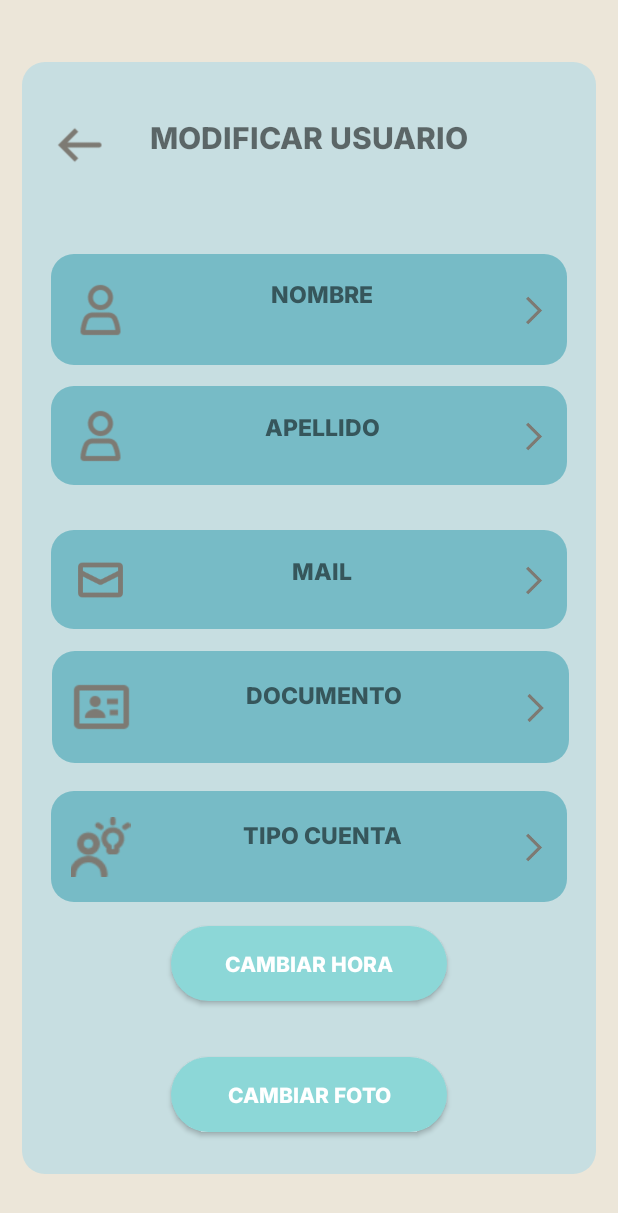
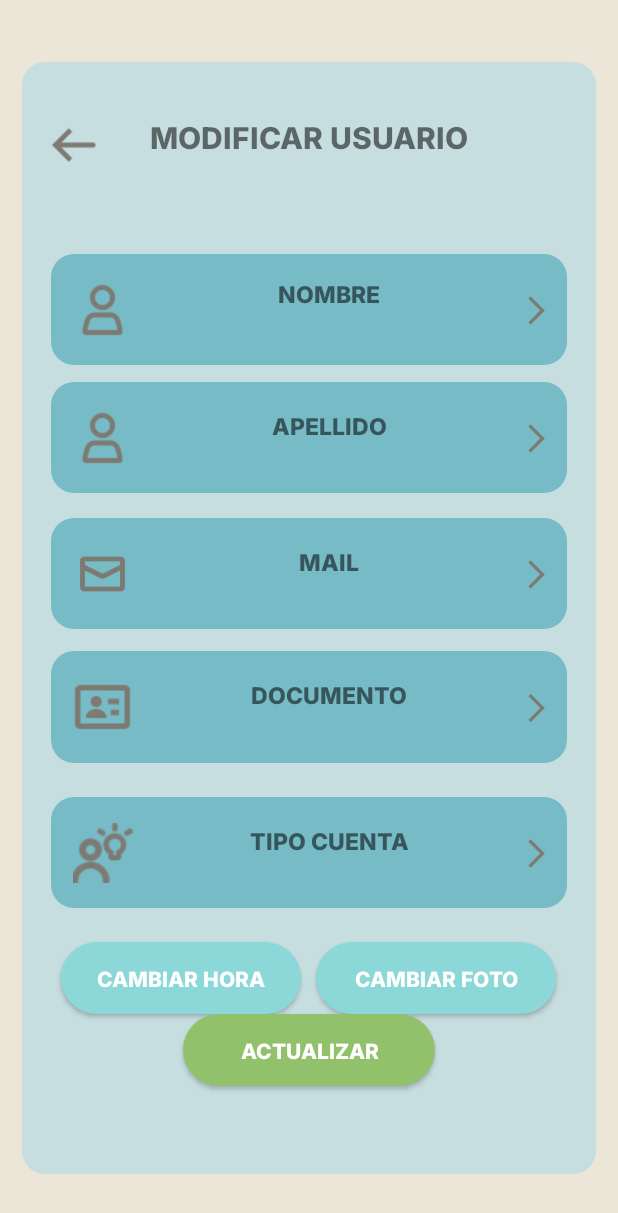
Before and after one commit to Francuster/PPI_RF, an Android app built with Jetpack Compose: the ModificacionUsuarioActivity screen opened directly, with no data from a screen before it, on a phone screen of 412 x 824 dp. Shown: the top 1213 px of the screen. Run offline under Robolectric (Android 15) with nearby library versions, the light colour scheme and no system bars; Roboto replaces fonts that are not available here.

Commit message:
agrego boton "actualizar" fix design responsive

```diff
--- a/app/src/main/java/com/example/myapplication/activity/ModificacionUsuarioActivity.kt
+++ b/app/src/main/java/com/example/myapplication/activity/ModificacionUsuarioActivity.kt
@@ -43,6 +43,7 @@ class ModificacionUsuarioActivity : AppCompatActivity() {
     private lateinit var apellidoTextView: TextView
     private lateinit var mailTextView: TextView
     private lateinit var documentoTextView: TextView
+    private lateinit var rolTextView: TextView
 
     override fun onCreate(savedInstanceState: Bundle?) {
         super.onCreate(savedInstanceState)
@@ -58,7 +59,7 @@ class ModificacionUsuarioActivity : AppCompatActivity() {
         apellidoTextView = findViewById(R.id.apellido_texto)
         mailTextView = findViewById(R.id.mail_texto)
         documentoTextView = findViewById(R.id.documento_texto)
-
+        rolTextView = findViewById(R.id.tipo_cuenta_texto)
     }
 
     fun goToModificacionRol(view: View) {
@@ -90,6 +91,10 @@ class ModificacionUsuarioActivity : AppCompatActivity() {
         startActivityForResult(intent, CAMERA_REQUEST_CODE)
     }
 
+    fun actualizarUsuario() {
+        enviarDatosModificacion() // Llama a enviarDatosModificacion aquí
+    }
+
     override fun onActivityResult(requestCode: Int, resultCode: Int, data: Intent?) {
         super.onActivityResult(requestCode, resultCode, data)
         if (resultCode == RESULT_OK) {
@@ -118,6 +123,7 @@ class ModificacionUsuarioActivity : AppCompatActivity() {
                 }
                 ROLE_REQUEST_CODE -> {
                     rol = data?.getStringExtra("rol_modificado")
+                    rolTextView.text=rol
                     // Actualiza el TextView correspondiente si tienes uno para el rol
                 }
                 HOURS_REQUEST_CODE -> {
@@ -127,7 +133,7 @@ class ModificacionUsuarioActivity : AppCompatActivity() {
                 }
                 CAMERA_REQUEST_CODE -> {
                     imageByteArray = data?.getByteArrayExtra("image")
-                    enviarDatosModificacion() // Llama a enviarDatosModificacion aquí
+                    //enviarDatosModificacion() // Llama a enviarDatosModificacion aquí
                 }
             }
         }
--- a/app/src/main/res/layout/modificacion_usuario.xml
+++ b/app/src/main/res/layout/modificacion_usuario.xml
@@ -36,8 +36,9 @@
             app:layout_constraintBottom_toBottomOf="parent"
             app:layout_constraintEnd_toEndOf="parent"
             app:layout_constraintHeight_percent="0.10"
-            app:layout_constraintHorizontal_bias="0.0"
+            app:layout_constraintHorizontal_bias="0.5"
             app:layout_constraintStart_toEndOf="@+id/imagen_volver"
+            app:layout_constraintStart_toStartOf="parent"
             app:layout_constraintTop_toTopOf="parent"
             app:layout_constraintVertical_bias="0.053"
             app:layout_constraintWidth_percent="0.63"
@@ -53,7 +54,7 @@
 
             app:layout_constraintEnd_toEndOf="parent"
             app:layout_constraintHeight_percent="0.10"
-            app:layout_constraintHorizontal_bias="0.526"
+            app:layout_constraintHorizontal_bias="0.5"
             app:layout_constraintStart_toStartOf="parent"
             app:layout_constraintTop_toTopOf="parent"
             app:layout_constraintVertical_bias="0.589"
@@ -84,17 +85,18 @@
                 android:background="@android:color/transparent"
                 android:fontFamily="@font/inter_extrabold"
 
+                android:onClick="goToModificacionTexto"
+                android:tag="documento"
                 android:text="DOCUMENTO"
                 android:textAlignment="center"
                 android:textColor="#36565B"
                 android:textSize="15sp"
                 android:textStyle="bold"
-                android:onClick="goToModificacionTexto"
-                android:tag="documento"
                 app:layout_constraintBottom_toBottomOf="parent"
                 app:layout_constraintEnd_toEndOf="parent"
+                app:layout_constraintEnd_toStartOf="@+id/imagen_flecha_documento"
                 app:layout_constraintHeight_percent="0.55"
-                app:layout_constraintHorizontal_bias="0.0"
+                app:layout_constraintHorizontal_bias="0.5"
                 app:layout_constraintStart_toEndOf="@+id/imagen_documento"
                 app:layout_constraintTop_toTopOf="parent"
                 app:layout_constraintVertical_bias="0.533"
@@ -109,7 +111,8 @@
 
                 app:layout_constraintBottom_toBottomOf="parent"
                 app:layout_constraintEnd_toEndOf="parent"
-                app:layout_constraintHorizontal_bias="0.007"
+                app:layout_constraintEnd_toStartOf="@+id/documento_texto"
+                app:layout_constraintHorizontal_bias="0.5"
                 app:layout_constraintStart_toStartOf="parent"
                 app:layout_constraintTop_toTopOf="parent"
                 app:layout_constraintVertical_bias="0.5"
@@ -159,17 +162,18 @@
                 android:layout_height="0dp"
                 android:background="@android:color/transparent"
                 android:fontFamily="@font/inter_extrabold"
+                android:onClick="goToModificacionTexto"
+                android:tag="nombre"
                 android:text="NOMBRE"
                 android:textAlignment="center"
                 android:textColor="#36565B"
                 android:textSize="15sp"
                 android:textStyle="bold"
-                android:onClick="goToModificacionTexto"
-                android:tag="nombre"
                 app:layout_constraintBottom_toBottomOf="parent"
                 app:layout_constraintEnd_toEndOf="parent"
+                app:layout_constraintEnd_toStartOf="@+id/imagen_flecha_nombre"
                 app:layout_constraintHeight_percent="0.55"
-                app:layout_constraintHorizontal_bias="0.0"
+                app:layout_constraintHorizontal_bias="0.5"
                 app:layout_constraintStart_toEndOf="@+id/imagen_nombre"
                 app:layout_constraintTop_toTopOf="parent"
                 app:layout_constraintVertical_bias="0.466"
@@ -184,7 +188,8 @@
 
                 app:layout_constraintBottom_toBottomOf="parent"
                 app:layout_constraintEnd_toEndOf="parent"
-                app:layout_constraintHorizontal_bias="0.007"
+                app:layout_constraintEnd_toStartOf="@+id/nombre_texto"
+                app:layout_constraintHorizontal_bias="0.5"
                 app:layout_constraintStart_toStartOf="parent"
                 app:layout_constraintTop_toTopOf="parent"
                 app:layout_constraintVertical_bias="0.5"
@@ -195,8 +200,8 @@
 
         <androidx.constraintlayout.widget.ConstraintLayout
             android:id="@+id/apellido"
-            android:layout_width="344dp"
-            android:layout_height="66dp"
+            android:layout_width="0dp"
+            android:layout_height="0dp"
             android:background="@drawable/rectangulo_alerta"
             android:onClick="goToModificacionTexto"
 
@@ -233,17 +238,18 @@
                 android:layout_height="0dp"
                 android:background="@android:color/transparent"
                 android:fontFamily="@font/inter_extrabold"
+                android:onClick="goToModificacionTexto"
+                android:tag="apellido"
                 android:text="APELLIDO"
                 android:textAlignment="center"
                 android:textColor="#36565B"
                 android:textSize="15sp"
                 android:textStyle="bold"
-                android:onClick="goToModificacionTexto"
-                android:tag="apellido"
                 app:layout_constraintBottom_toBottomOf="parent"
                 app:layout_constraintEnd_toEndOf="parent"
+                app:layout_constraintEnd_toStartOf="@+id/imagen_flecha_apellido"
                 app:layout_constraintHeight_percent="0.55"
-                app:layout_constraintHorizontal_bias="0.0"
+                app:layout_constraintHorizontal_bias="0.5"
                 app:layout_constraintStart_toEndOf="@+id/imagen_apellido"
                 app:layout_constraintTop_toTopOf="parent"
                 app:layout_constraintVertical_bias="0.533"
@@ -258,7 +264,8 @@
 
                 app:layout_constraintBottom_toBottomOf="parent"
                 app:layout_constraintEnd_toEndOf="parent"
-                app:layout_constraintHorizontal_bias="0.007"
+                app:layout_constraintEnd_toStartOf="@+id/apellido_texto"
+                app:layout_constraintHorizontal_bias="0.5"
                 app:layout_constraintStart_toStartOf="parent"
                 app:layout_constraintTop_toTopOf="parent"
                 app:layout_constraintVertical_bias="0.5"
@@ -269,8 +276,8 @@
 
         <androidx.constraintlayout.widget.ConstraintLayout
             android:id="@+id/email"
-            android:layout_width="344dp"
-            android:layout_height="66dp"
+            android:layout_width="0dp"
+            android:layout_height="0dp"
             android:background="@drawable/rectangulo_alerta"
             android:onClick="goToModificacionTexto"
 
@@ -307,17 +314,18 @@
                 android:layout_height="0dp"
                 android:background="@android:color/transparent"
                 android:fontFamily="@font/inter_extrabold"
+                android:onClick="goToModificacionTexto"
+                android:tag="mail"
                 android:text="MAIL"
                 android:textAlignment="center"
                 android:textColor="#36565B"
                 android:textSize="15sp"
                 android:textStyle="bold"
-                android:onClick="goToModificacionTexto"
-                android:tag="mail"
                 app:layout_constraintBottom_toBottomOf="parent"
                 app:layout_constraintEnd_toEndOf="parent"
+                app:layout_constraintEnd_toStartOf="@+id/imagen_flecha_mail"
                 app:layout_constraintHeight_percent="0.55"
-                app:layout_constraintHorizontal_bias="0.0"
+                app:layout_constraintHorizontal_bias="0.5"
                 app:layout_constraintStart_toEndOf="@+id/imagen_mail"
                 app:layout_constraintTop_toTopOf="parent"
                 app:layout_constraintVertical_bias="0.533"
@@ -332,7 +340,8 @@
 
                 app:layout_constraintBottom_toBottomOf="parent"
                 app:layout_constraintEnd_toEndOf="parent"
-                app:layout_constraintHorizontal_bias="0.007"
+                app:layout_constraintEnd_toStartOf="@+id/mail_texto"
+                app:layout_constraintHorizontal_bias="0.5"
                 app:layout_constraintStart_toStartOf="parent"
                 app:layout_constraintTop_toTopOf="parent"
                 app:layout_constraintVertical_bias="0.5"
@@ -350,7 +359,8 @@
             android:onClick="goToAtrasInicioRRHH"
             app:layout_constraintBottom_toBottomOf="parent"
             app:layout_constraintEnd_toEndOf="parent"
-            app:layout_constraintHorizontal_bias="0.028"
+            app:layout_constraintEnd_toStartOf="@+id/modificacion_titulo"
+            app:layout_constraintHorizontal_bias="0.5"
             app:layout_constraintStart_toStartOf="parent"
             app:layout_constraintTop_toTopOf="parent"
             app:layout_constraintVertical_bias="0.05"
@@ -358,8 +368,8 @@
 
         <Button
             android:id="@+id/boton_siguiente"
-            android:layout_width="0dp"
-            android:layout_height="50dp"
+            android:layout_width="160dp"
+            android:layout_height="48dp"
             android:layout_margin="10dp"
             android:layout_weight="1"
             android:background="@drawable/boton"
@@ -369,15 +379,16 @@
             android:textColor="@android:color/white"
             app:layout_constraintBottom_toBottomOf="parent"
             app:layout_constraintEnd_toEndOf="parent"
+            app:layout_constraintHorizontal_bias="0.919"
             app:layout_constraintStart_toStartOf="parent"
             app:layout_constraintTop_toTopOf="parent"
-            app:layout_constraintVertical_bias="0.973"
+            app:layout_constraintVertical_bias="0.856"
             app:layout_constraintWidth_percent="0.48" />
 
         <Button
             android:id="@+id/boton_cambiar_hora"
-            android:layout_width="0dp"
-            android:layout_height="50dp"
+            android:layout_width="160dp"
+            android:layout_height="48dp"
             android:layout_margin="10dp"
             android:layout_weight="1"
             android:background="@drawable/boton"
@@ -387,10 +398,32 @@
             android:textColor="@android:color/white"
             app:layout_constraintBottom_toBottomOf="parent"
             app:layout_constraintEnd_toEndOf="parent"
+            app:layout_constraintHorizontal_bias="0.08"
             app:layout_constraintStart_toStartOf="parent"
             app:layout_constraintTop_toTopOf="parent"
-            app:layout_constraintVertical_bias="0.843"
+            app:layout_constraintVertical_bias="0.856"
             app:layout_constraintWidth_percent="0.48" />
+
+        <Button
+            android:id="@+id/boton_registrar_ingreso"
+            android:layout_width="168dp"
+            android:layout_height="48dp"
+            android:layout_weight="1"
+            android:background="@drawable/boton_verde"
+            android:fontFamily="@font/inter_extrabold"
+
+            android:onClick="actualizarUsuario"
+            android:text="Actualizar"
+            android:textColor="@android:color/white"
+            app:layout_constraintBottom_toBottomOf="parent"
+            app:layout_constraintEnd_toEndOf="parent"
+            app:layout_constraintHeight_percent="0.05"
+            app:layout_constraintHorizontal_bias="0.5"
+            app:layout_constraintStart_toStartOf="parent"
+
+            app:layout_constraintTop_toBottomOf="@+id/boton_siguiente"
+            app:layout_constraintVertical_bias="0.0"
+            app:layout_constraintWidth_percent="0.38" />
 
         <androidx.constraintlayout.widget.ConstraintLayout
             android:id="@+id/tipo_cuenta"
@@ -399,13 +432,13 @@
             android:background="@drawable/rectangulo_alerta"
             android:onClick="goToModificacionRol"
 
-            app:layout_constraintBottom_toTopOf="@+id/boton_cambiar_hora"
+            app:layout_constraintBottom_toTopOf="@+id/boton_siguiente"
             app:layout_constraintEnd_toEndOf="parent"
             app:layout_constraintHeight_percent="0.10"
             app:layout_constraintHorizontal_bias="0.5"
             app:layout_constraintStart_toStartOf="parent"
-            app:layout_constraintTop_toTopOf="parent"
-            app:layout_constraintVertical_bias="0.968"
+            app:layout_constraintTop_toBottomOf="@+id/documento"
+            app:layout_constraintVertical_bias="0.5"
             app:layout_constraintWidth_percent="0.90">
 
             <ImageView
@@ -432,16 +465,17 @@
                 android:layout_height="0dp"
                 android:background="@android:color/transparent"
                 android:fontFamily="@font/inter_extrabold"
+                android:onClick="goToModificacionRol"
                 android:text="TIPO CUENTA"
                 android:textAlignment="center"
                 android:textColor="#36565B"
                 android:textSize="15sp"
                 android:textStyle="bold"
-                android:onClick="goToModificacionRol"
                 app:layout_constraintBottom_toBottomOf="parent"
                 app:layout_constraintEnd_toEndOf="parent"
+                app:layout_constraintEnd_toStartOf="@+id/imagen_flecha_tipo_cuenta"
                 app:layout_constraintHeight_percent="0.55"
-                app:layout_constraintHorizontal_bias="0.0"
+                app:layout_constraintHorizontal_bias="0.5"
                 app:layout_constraintStart_toEndOf="@+id/imagen_tipo_cuenta"
                 app:layout_constraintTop_toTopOf="parent"
                 app:layout_constraintVertical_bias="0.533"
@@ -456,7 +490,8 @@
 
                 app:layout_constraintBottom_toBottomOf="parent"
                 app:layout_constraintEnd_toEndOf="parent"
-                app:layout_constraintHorizontal_bias="0.007"
+                app:layout_constraintEnd_toStartOf="@+id/tipo_cuenta_texto"
+                app:layout_constraintHorizontal_bias="0.5"
                 app:layout_constraintStart_toStartOf="parent"
                 app:layout_constraintTop_toTopOf="parent"
                 app:layout_constraintVertical_bias="0.5"
```
